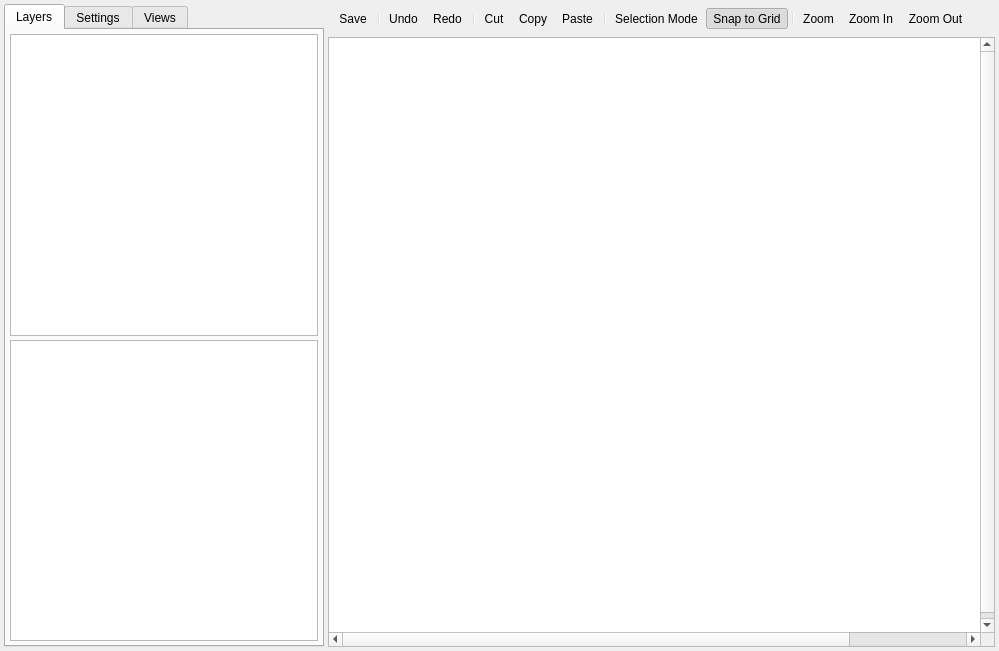
This is Editors/RoomEditor.ui in enigma-dev/RadialGM as Qt 5 draws it before an edit. The edited form follows.
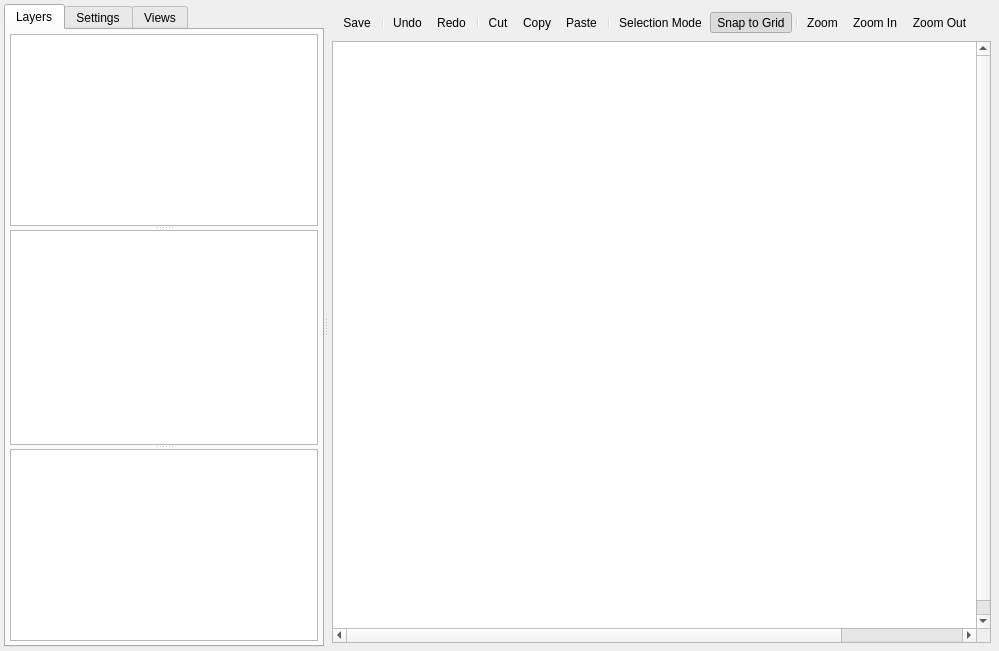
This is the edited form. Icons and pictures are not drawn.

```diff
--- a/Editors/RoomEditor.ui
+++ b/Editors/RoomEditor.ui
@@ -10,6 +10,12 @@
     <height>651</height>
    </rect>
   </property>
+  <property name="sizePolicy">
+   <sizepolicy hsizetype="Preferred" vsizetype="Preferred">
+    <horstretch>0</horstretch>
+    <verstretch>0</verstretch>
+   </sizepolicy>
+  </property>
   <property name="windowTitle">
    <string>Room</string>
   </property>
@@ -17,7 +23,7 @@
    <iconset resource="../images.qrc">
     <normaloff>:/resources/room.png</normaloff>:/resources/room.png</iconset>
   </property>
-  <layout class="QVBoxLayout" name="verticalLayout_7">
+  <layout class="QVBoxLayout" name="verticalLayout_6">
    <property name="spacing">
     <number>4</number>
    </property>
@@ -34,11 +40,16 @@
     <number>4</number>
    </property>
    <item>
-    <layout class="QHBoxLayout" name="contentLayout" stretch="0,1">
-     <property name="spacing">
-      <number>4</number>
+    <widget class="QSplitter" name="propertiesSceneSplitter">
+     <property name="sizePolicy">
+      <sizepolicy hsizetype="Expanding" vsizetype="Preferred">
+       <horstretch>0</horstretch>
+       <verstretch>0</verstretch>
+      </sizepolicy>
      </property>
-     <item>
+     <property name="orientation">
+      <enum>Qt::Horizontal</enum>
+     </property>
       <widget class="QTabWidget" name="propertiesTabWidget">
        <property name="sizePolicy">
         <sizepolicy hsizetype="Expanding" vsizetype="Expanding">
@@ -74,10 +85,7 @@
         <attribute name="title">
          <string>Layers</string>
         </attribute>
-        <layout class="QVBoxLayout" name="verticalLayout_6" stretch="1,1">
-         <property name="spacing">
-          <number>4</number>
-         </property>
+       <layout class="QVBoxLayout" name="verticalLayout_2">
          <property name="leftMargin">
           <number>4</number>
          </property>
@@ -91,7 +99,12 @@
           <number>4</number>
          </property>
          <item>
-          <widget class="QTableView" name="layersTableView">
+         <widget class="QSplitter" name="splitter">
+          <property name="orientation">
+           <enum>Qt::Vertical</enum>
+          </property>
+          <widget class="QListView" name="layersListView"/>
+          <widget class="QTableView" name="layersAssetsView">
            <property name="sizePolicy">
             <sizepolicy hsizetype="Expanding" vsizetype="Expanding">
              <horstretch>0</horstretch>
@@ -108,8 +121,6 @@
             <bool>false</bool>
            </attribute>
           </widget>
-         </item>
-         <item>
           <widget class="QTableView" name="layersPropertiesView">
            <property name="editTriggers">
             <set>QAbstractItemView::AllEditTriggers</set>
@@ -124,6 +135,7 @@
             <bool>false</bool>
            </attribute>
           </widget>
+         </widget>
          </item>
         </layout>
        </widget>
@@ -1098,12 +1110,29 @@
         </layout>
        </widget>
       </widget>
-     </item>
-     <item>
+     <widget class="QWidget" name="sceneWidget" native="true">
+      <property name="sizePolicy">
+       <sizepolicy hsizetype="Preferred" vsizetype="Preferred">
+        <horstretch>1</horstretch>
+        <verstretch>0</verstretch>
+       </sizepolicy>
+      </property>
       <layout class="QVBoxLayout" name="sceneLayout">
        <property name="spacing">
         <number>4</number>
        </property>
+       <property name="leftMargin">
+        <number>4</number>
+       </property>
+       <property name="topMargin">
+        <number>4</number>
+       </property>
+       <property name="rightMargin">
+        <number>4</number>
+       </property>
+       <property name="bottomMargin">
+        <number>4</number>
+       </property>
        <item>
         <widget class="QToolBar" name="mainToolBar">
          <property name="sizePolicy">
@@ -1190,8 +1219,8 @@
         </widget>
        </item>
       </layout>
-     </item>
-    </layout>
+     </widget>
+    </widget>
    </item>
   </layout>
   <action name="actionSave">
```
Lines whose indentation alone changed are shown as unchanged.
